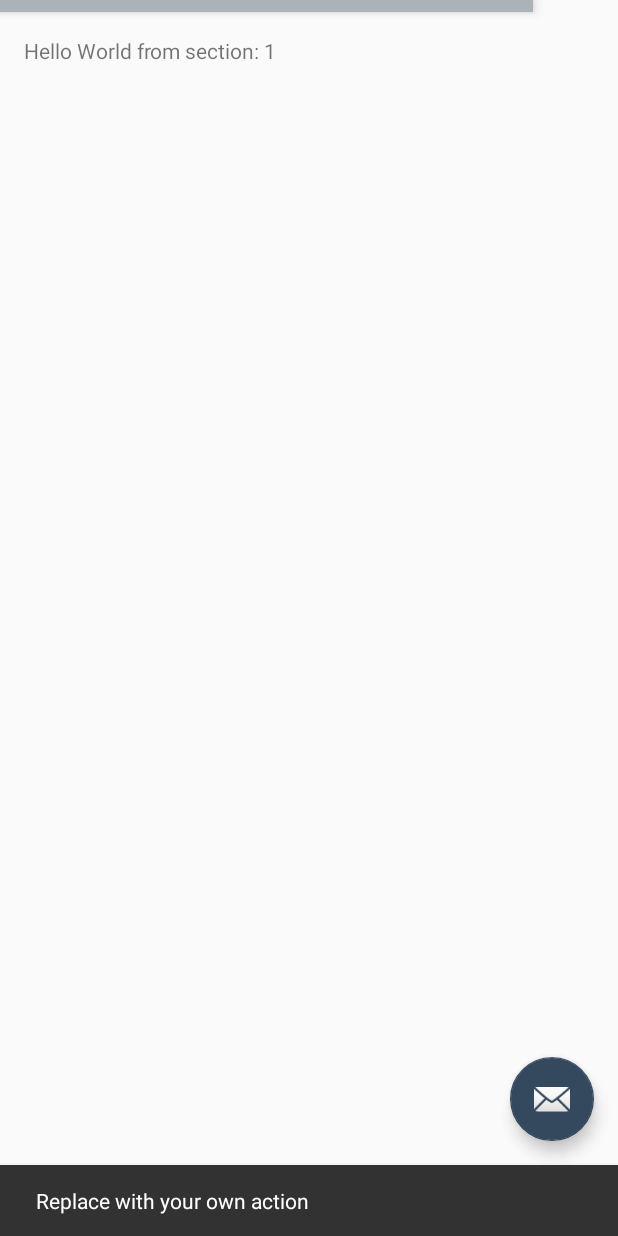
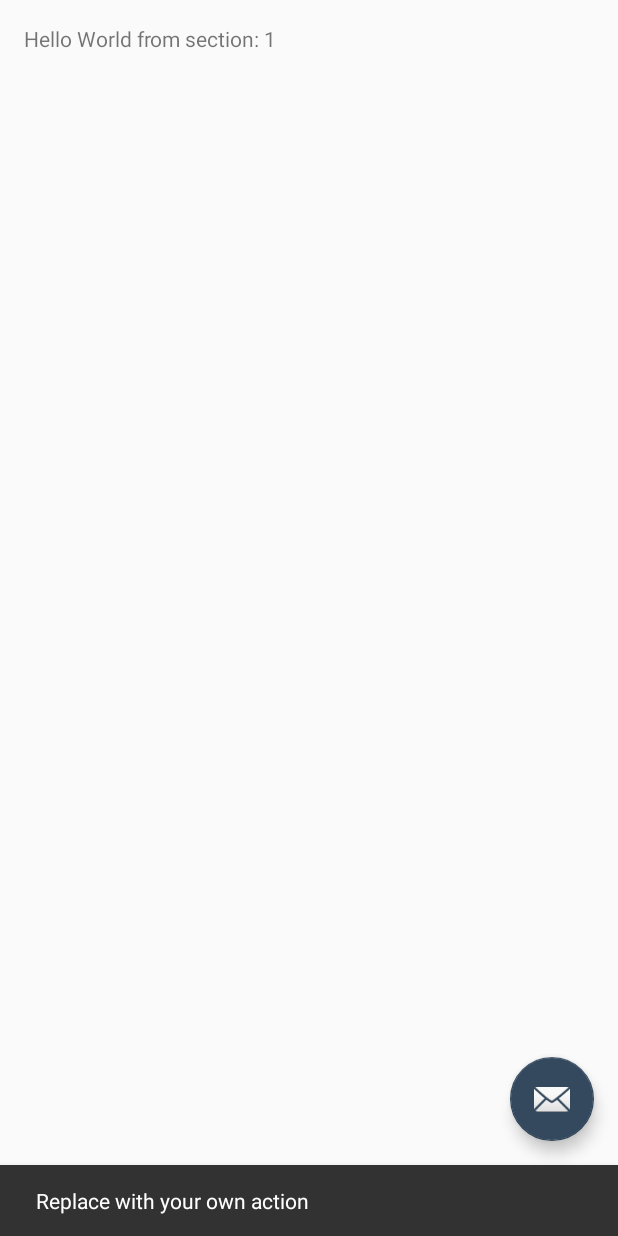
Before and after one commit to Sponch05/SpaceMindZ001, an Android app: the CustomerServices screen opened directly, with no data from a screen before it, after a tap on an icon or button, on a phone screen of 412 x 824 dp. Run offline under Robolectric (Android 15) with nearby library versions, the phone set to English and light mode, and no system bars; 2 statements that could not run were skipped.

Commit message:
Fixe bug customer services

```diff
--- a/app/src/main/res/layout/activity_customer_services.xml
+++ b/app/src/main/res/layout/activity_customer_services.xml
@@ -8,21 +8,6 @@
     android:fitsSystemWindows="true"
     tools:context="com.spacemindz.www.spacemindz001.CustomerServices">
 
-    <android.support.design.widget.AppBarLayout
-        android:id="@+id/appbar"
-        android:layout_width="355dp"
-        android:layout_height="wrap_content"
-        android:paddingTop="@dimen/appbar_padding_top"
-        android:theme="@style/AppTheme.AppBarOverlay">
-
-    </android.support.design.widget.AppBarLayout>
-
-    <android.support.v4.view.ViewPager
-        android:id="@+id/container"
-        android:layout_width="match_parent"
-        android:layout_height="match_parent"
-        app:layout_behavior="@string/appbar_scrolling_view_behavior" />
-
     <android.support.design.widget.FloatingActionButton
         android:id="@+id/fab"
         android:layout_width="wrap_content"
@@ -31,4 +16,10 @@
         android:layout_margin="@dimen/fab_margin"
         app:srcCompat="@android:drawable/ic_dialog_email" />
 
+    <android.support.v4.view.ViewPager
+        android:id="@+id/container"
+        android:layout_width="match_parent"
+        android:layout_height="match_parent"
+        app:layout_behavior="@string/appbar_scrolling_view_behavior" />
+
 </android.support.design.widget.CoordinatorLayout>
```
